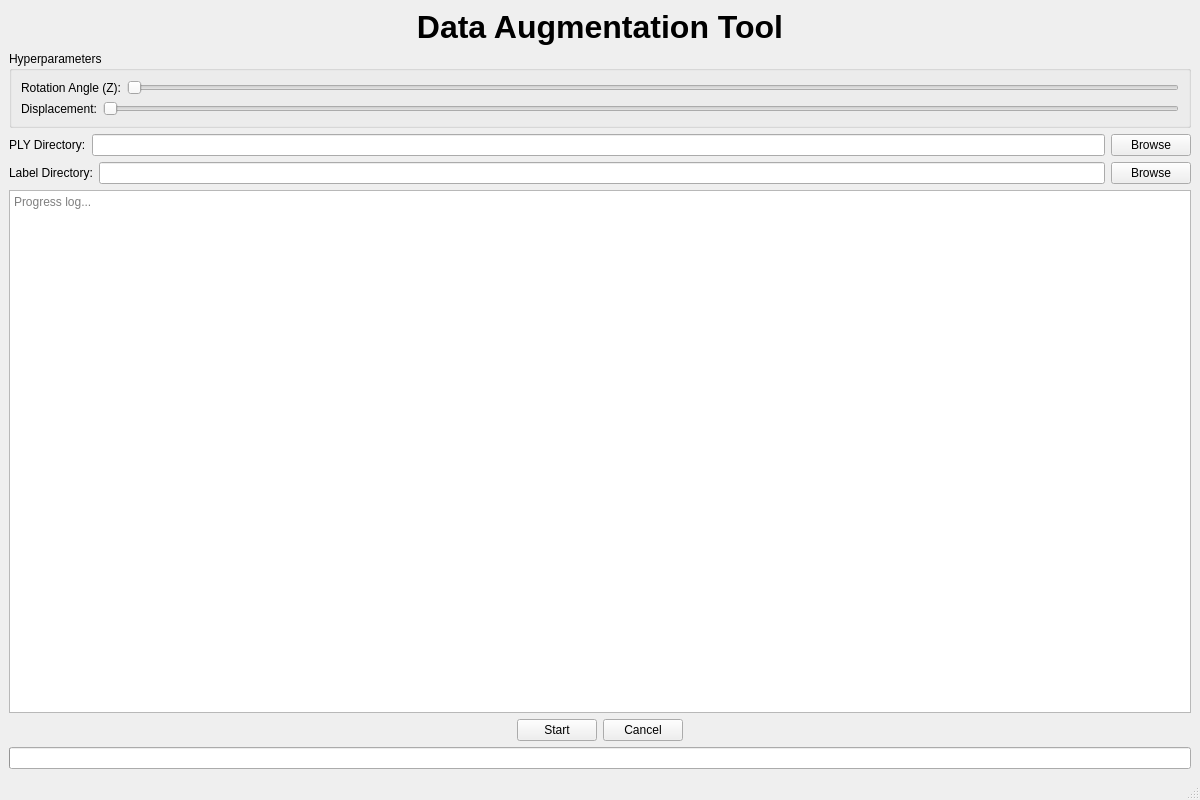
First picture: the form in labelCloud/labelCloud/resources/interfaces/augmentation_interface.ui, repository WindowsPointCloud/PointCloudSystem, before the edit.
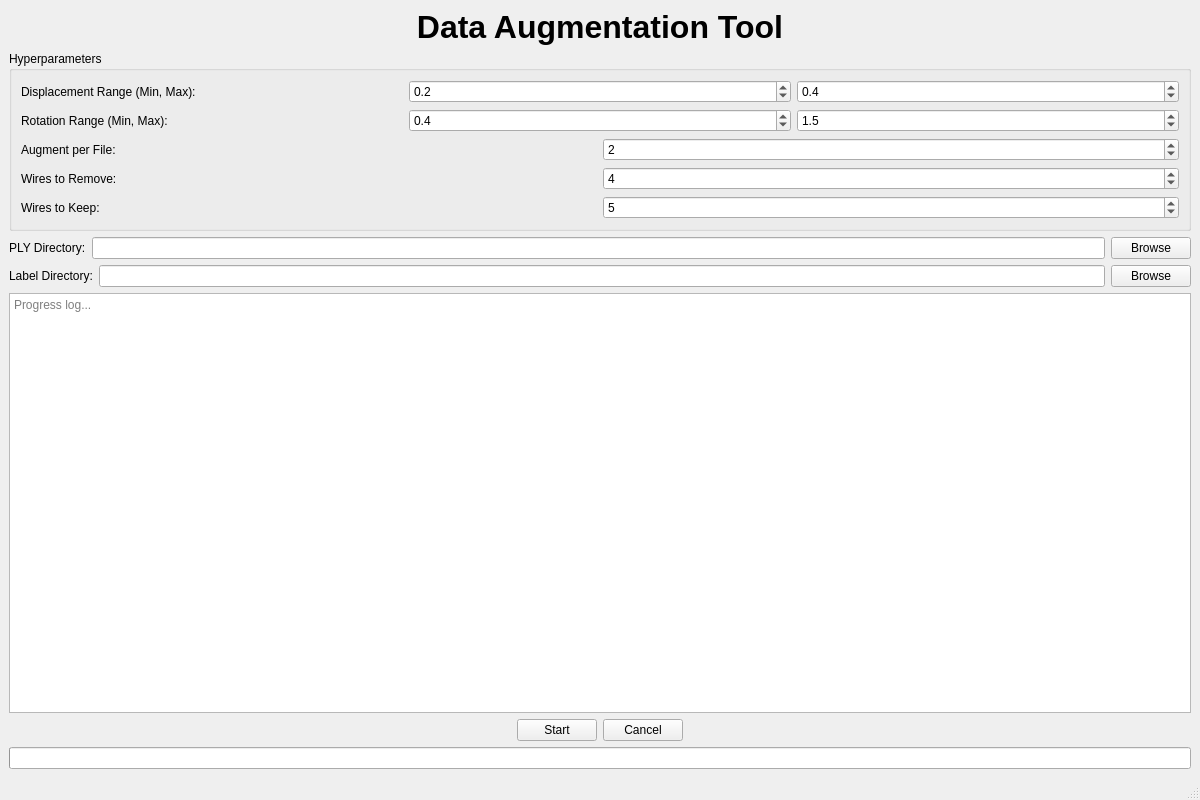
Second picture: the form after the edit.

```diff
--- a/labelCloud/labelCloud/resources/interfaces/augmentation_interface.ui
+++ b/labelCloud/labelCloud/resources/interfaces/augmentation_interface.ui
@@ -43,20 +43,142 @@
          <item>
           <widget class="QLabel" name="label_rotation">
            <property name="text">
-            <string>Rotation Angle (Z):</string>
+            <string>Displacement Range (Min, Max):</string>
            </property>
           </widget>
          </item>
          <item>
-          <widget class="QSlider" name="slider_rotation">
+          <widget class="QDoubleSpinBox" name="spinBox_displacement_range_min">
            <property name="minimum">
+            <double>0.0</double>
+           </property>
+           <property name="maximum">
+            <double>1.0</double>
+           </property>
+           <property name="value">
+            <double>0.2</double>
+           </property>
+           <property name="singleStep">
+            <double>0.1</double>
+           </property>
+           <property name="decimals">
+            <number>1</number>
+           </property>
+          </widget>
+         </item>
+         <item>
+          <widget class="QDoubleSpinBox" name="spinBox_displacement_range_max">
+           <property name="minimum">
+            <double>0.0</double>
+           </property>
+           <property name="maximum">
+            <double>1.0</double>
+           </property>
+           <property name="value">
+            <double>0.4</double>
+           </property>
+           <property name="singleStep">
+            <double>0.1</double>
+           </property>
+           <property name="decimals">
+            <number>1</number>
+           </property>
+          </widget>
+         </item>
+        </layout>
+       </item>
+       <item>
+        <layout class="QHBoxLayout" name="horizontalLayout_rotation_range">
+         <item>
+          <widget class="QLabel" name="label_rotation_range">
+           <property name="text">
+            <string>Rotation Range (Min, Max):</string>
+           </property>
+          </widget>
+         </item>
+         <item>
+          <widget class="QDoubleSpinBox" name="spinBox_rotation_range_min">
+           <property name="minimum">
+            <double>0.0</double>
+           </property>
+           <property name="maximum">
+            <double>2.0</double>
+           </property>
+           <property name="value">
+            <double>0.4</double>
+           </property>
+           <property name="singleStep">
+            <double>0.1</double>
+           </property>
+           <property name="decimals">
+            <number>1</number>
+           </property>
+          </widget>
+         </item>
+         <item>
+          <widget class="QDoubleSpinBox" name="spinBox_rotation_range_max">
+           <property name="minimum">
+            <double>0.0</double>
+           </property>
+           <property name="maximum">
+            <double>2.0</double>
+           </property>
+           <property name="value">
+            <double>1.5</double>
+           </property>
+           <property name="singleStep">
+            <double>0.1</double>
+           </property>
+           <property name="decimals">
+            <number>1</number>
+           </property>
+          </widget>
+         </item>
+        </layout>
+       </item>
+       <item>
+        <layout class="QHBoxLayout" name="horizontalLayout_augment_per_file">
+         <item>
+          <widget class="QLabel" name="label_augment_per_file">
+           <property name="text">
+            <string>Augment per File:</string>
+           </property>
+          </widget>
+         </item>
+         <item>
+          <widget class="QSpinBox" name="spinBox_augment_per_file">
+           <property name="minimum">
+            <number>1</number>
+           </property>
+           <property name="maximum">
+            <number>10</number>
+           </property>
+           <property name="value">
+            <number>2</number>
+           </property>
+          </widget>
+         </item>
+        </layout>
+       </item>
+       <item>
+        <layout class="QHBoxLayout" name="horizontalLayout_wires_to_remove">
+         <item>
+          <widget class="QLabel" name="label_wires_to_remove">
+           <property name="text">
+            <string>Wires to Remove:</string>
+           </property>
+          </widget>
+         </item>
+         <item>
+          <widget class="QSpinBox" name="spinBox_wires_to_remove">
+           <property name="minimum">
             <number>0</number>
            </property>
            <property name="maximum">
-            <number>180</number>
+            <number>10</number>
            </property>
-           <property name="orientation">
-            <enum>Qt::Horizontal</enum>
+           <property name="value">
+            <number>4</number>
            </property>
           </widget>
          </item>
@@ -67,20 +189,20 @@
          <item>
           <widget class="QLabel" name="label_displacement">
            <property name="text">
-            <string>Displacement:</string>
+            <string>Wires to Keep:</string>
            </property>
           </widget>
          </item>
          <item>
-          <widget class="QSlider" name="slider_displacement">
+          <widget class="QSpinBox" name="spinBox_wires_to_keep">
            <property name="minimum">
             <number>0</number>
            </property>
            <property name="maximum">
-            <number>100</number>
+            <number>10</number>
            </property>
-           <property name="orientation">
-            <enum>Qt::Horizontal</enum>
+           <property name="value">
+            <number>5</number>
            </property>
           </widget>
          </item>
```
Left out of the diff: 17 changed lines with no effect on the pictures.
